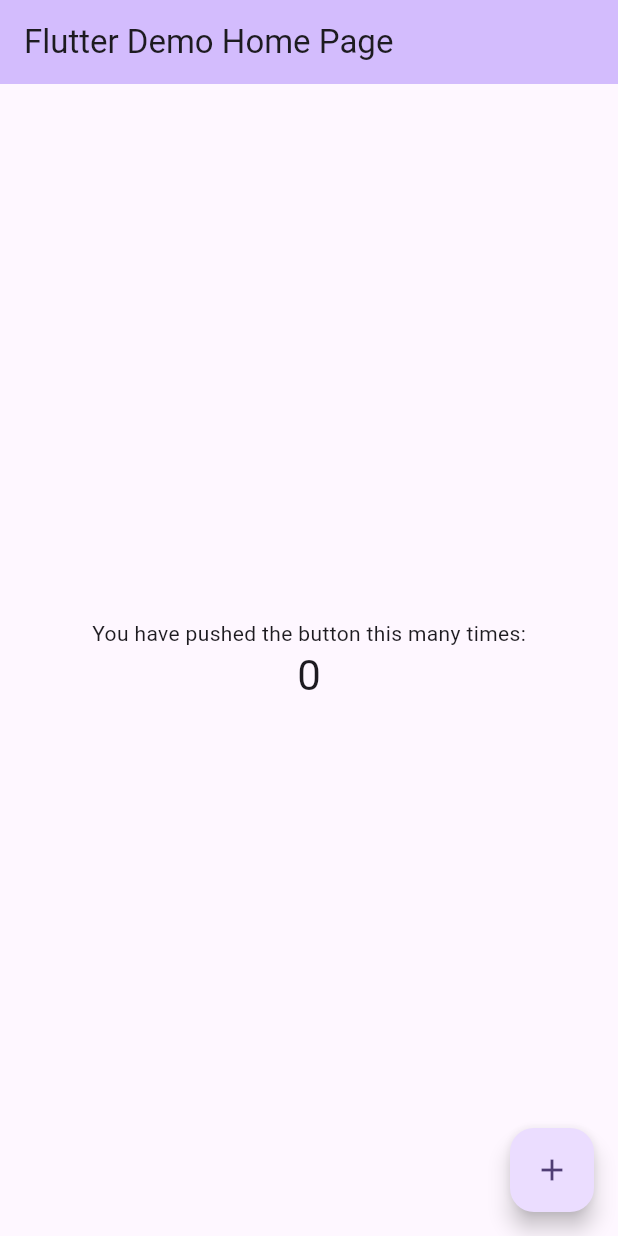
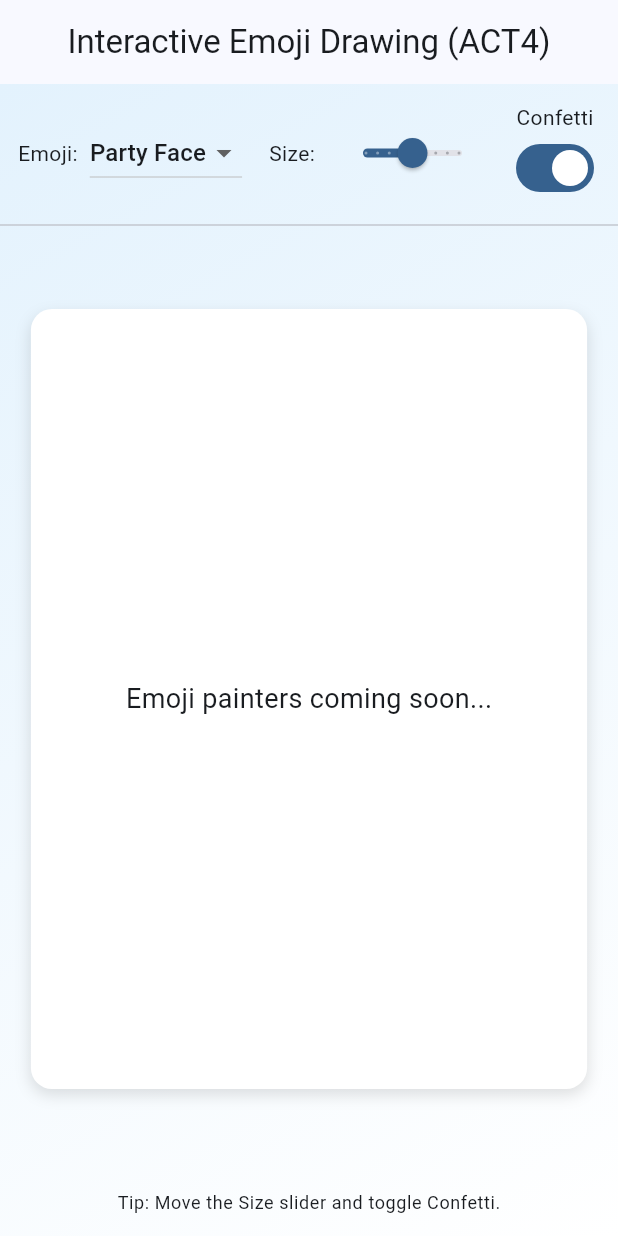
Before and after one commit to jithu2111/act4, a Flutter app: the screen it shows after launch, on a phone screen of 412 x 824 dp. Run offline on Flutter 3.47's test engine with Material 3 defaults, Android fonts, the phone set to English and light mode, and no system bars.

Commit message:
ui: add skeleton main.dart

```diff
--- a/lib/main.dart
+++ b/lib/main.dart
@@ -1,122 +1,133 @@
 import 'package:flutter/material.dart';
+import 'dart:math';
 
 void main() {
-  runApp(const MyApp());
+  runApp(const EmojiDrawingApp());
 }
 
-class MyApp extends StatelessWidget {
-  const MyApp({super.key});
+class EmojiDrawingApp extends StatelessWidget {
+  const EmojiDrawingApp({super.key});
 
-  // This widget is the root of your application.
   @override
   Widget build(BuildContext context) {
     return MaterialApp(
-      title: 'Flutter Demo',
-      theme: ThemeData(
-        // This is the theme of your application.
-        //
-        // TRY THIS: Try running your application with "flutter run". You'll see
-        // the application has a purple toolbar. Then, without quitting the app,
-        // try changing the seedColor in the colorScheme below to Colors.green
-        // and then invoke "hot reload" (save your changes or press the "hot
-        // reload" button in a Flutter-supported IDE, or press "r" if you used
-        // the command line to start the app).
-        //
-        // Notice that the counter didn't reset back to zero; the application
-        // state is not lost during the reload. To reset the state, use hot
-        // restart instead.
-        //
-        // This works for code too, not just values: Most code changes can be
-        // tested with just a hot reload.
-        colorScheme: ColorScheme.fromSeed(seedColor: Colors.deepPurple),
-      ),
-      home: const MyHomePage(title: 'Flutter Demo Home Page'),
+      title: 'Emoji Drawing - ACT4',
+      theme: ThemeData(useMaterial3: true, colorSchemeSeed: Colors.blue),
+      home: const EmojiHomeScreen(),
     );
   }
 }
 
-class MyHomePage extends StatefulWidget {
-  const MyHomePage({super.key, required this.title});
+enum EmojiType { party, heart }
 
-  // This widget is the home page of your application. It is stateful, meaning
-  // that it has a State object (defined below) that contains fields that affect
-  // how it looks.
-
-  // This class is the configuration for the state. It holds the values (in this
-  // case the title) provided by the parent (in this case the App widget) and
-  // used by the build method of the State. Fields in a Widget subclass are
-  // always marked "final".
-
-  final String title;
+class EmojiHomeScreen extends StatefulWidget {
+  const EmojiHomeScreen({super.key});
 
   @override
-  State<MyHomePage> createState() => _MyHomePageState();
+  State<EmojiHomeScreen> createState() => _EmojiHomeScreenState();
 }
 
-class _MyHomePageState extends State<MyHomePage> {
-  int _counter = 0;
-
-  void _incrementCounter() {
-    setState(() {
-      // This call to setState tells the Flutter framework that something has
-      // changed in this State, which causes it to rerun the build method below
-      // so that the display can reflect the updated values. If we changed
-      // _counter without calling setState(), then the build method would not be
-      // called again, and so nothing would appear to happen.
-      _counter++;
-    });
-  }
+class _EmojiHomeScreenState extends State<EmojiHomeScreen> {
+  EmojiType _selected = EmojiType.party;
+  double _scale = 1.0;
+  bool _confetti = true;
 
   @override
   Widget build(BuildContext context) {
-    // This method is rerun every time setState is called, for instance as done
-    // by the _incrementCounter method above.
-    //
-    // The Flutter framework has been optimized to make rerunning build methods
-    // fast, so that you can just rebuild anything that needs updating rather
-    // than having to individually change instances of widgets.
     return Scaffold(
       appBar: AppBar(
-        // TRY THIS: Try changing the color here to a specific color (to
-        // Colors.amber, perhaps?) and trigger a hot reload to see the AppBar
-        // change color while the other colors stay the same.
-        backgroundColor: Theme.of(context).colorScheme.inversePrimary,
-        // Here we take the value from the MyHomePage object that was created by
-        // the App.build method, and use it to set our appbar title.
-        title: Text(widget.title),
+        title: const Text('Interactive Emoji Drawing (ACT4)'),
+        centerTitle: true,
       ),
-      body: Center(
-        // Center is a layout widget. It takes a single child and positions it
-        // in the middle of the parent.
+      body: Container(
+        decoration: BoxDecoration(
+          gradient: LinearGradient(
+            colors: [Colors.blue.shade50, Colors.white],
+            begin: Alignment.topLeft,
+            end: Alignment.bottomRight,
+          ),
+        ),
         child: Column(
-          // Column is also a layout widget. It takes a list of children and
-          // arranges them vertically. By default, it sizes itself to fit its
-          // children horizontally, and tries to be as tall as its parent.
-          //
-          // Column has various properties to control how it sizes itself and
-          // how it positions its children. Here we use mainAxisAlignment to
-          // center the children vertically; the main axis here is the vertical
-          // axis because Columns are vertical (the cross axis would be
-          // horizontal).
-          //
-          // TRY THIS: Invoke "debug painting" (choose the "Toggle Debug Paint"
-          // action in the IDE, or press "p" in the console), to see the
-          // wireframe for each widget.
-          mainAxisAlignment: MainAxisAlignment.center,
-          children: <Widget>[
-            const Text('You have pushed the button this many times:'),
-            Text(
-              '$_counter',
-              style: Theme.of(context).textTheme.headlineMedium,
+          children: [
+            const SizedBox(height: 12),
+            Padding(
+              padding: const EdgeInsets.symmetric(horizontal: 12.0),
+              child: Row(
+                children: [
+                  const Text('Emoji:'),
+                  const SizedBox(width: 8),
+                  DropdownButton<EmojiType>(
+                    value: _selected,
+                    items: const [
+                      DropdownMenuItem(value: EmojiType.party, child: Text('Party Face')),
+                      DropdownMenuItem(value: EmojiType.heart, child: Text('Heart')),
+                    ],
+                    onChanged: (v) {
+                      if (v == null) return;
+                      setState(() => _selected = v);
+                    },
+                  ),
+                  const SizedBox(width: 18),
+                  const Text('Size:'),
+                  const SizedBox(width: 8),
+                  Expanded(
+                    child: Slider(
+                      value: _scale,
+                      min: 0.6,
+                      max: 1.4,
+                      divisions: 8,
+                      label: _scale.toStringAsFixed(2),
+                      onChanged: (val) => setState(() => _scale = val),
+                    ),
+                  ),
+                  const SizedBox(width: 8),
+                  Column(
+                    children: [
+                      const Text('Confetti'),
+                      Switch(value: _confetti, onChanged: (v) => setState(() => _confetti = v)),
+                    ],
+                  ),
+                ],
+              ),
             ),
+            const SizedBox(height: 6),
+            const Divider(),
+            Expanded(
+              child: LayoutBuilder(
+                builder: (context, constraints) {
+                  final canvasWidth = constraints.maxWidth * 0.9;
+                  final canvasHeight = min(constraints.maxHeight * 0.9, 520.0);
+                  final size = Size(canvasWidth, canvasHeight);
+                  return Center(
+                    child: Container(
+                      width: size.width,
+                      height: size.height,
+                      decoration: BoxDecoration(
+                        color: Colors.white,
+                        borderRadius: BorderRadius.circular(14),
+                        boxShadow: const [BoxShadow(blurRadius: 8, color: Colors.black12, offset: Offset(0, 4))],
+                      ),
+                      // Placeholder for CustomPaint - will be added in next commit
+                      child: const Center(
+                        child: Text('Emoji painters coming soon...', style: TextStyle(fontSize: 18)),
+                      ),
+                    ),
+                  );
+                },
+              ),
+            ),
+            const SizedBox(height: 12),
+            Padding(
+              padding: const EdgeInsets.symmetric(horizontal: 16.0, vertical: 8),
+              child: Text(
+                'Tip: Move the Size slider and toggle Confetti.',
+                style: Theme.of(context).textTheme.bodySmall,
+              ),
+            ),
+            const SizedBox(height: 6),
           ],
         ),
       ),
-      floatingActionButton: FloatingActionButton(
-        onPressed: _incrementCounter,
-        tooltip: 'Increment',
-        child: const Icon(Icons.add),
-      ), // This trailing comma makes auto-formatting nicer for build methods.
     );
   }
 }
```
